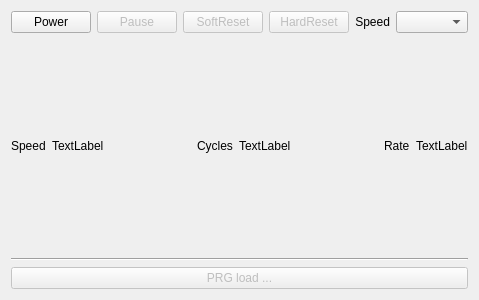
Old version of the form Gui/Emulator/EmulatorControlWidget.ui in the repository mzsoftsoftware/C64Foundry.
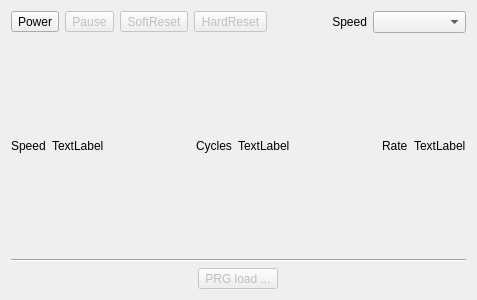
New version of the form. Icons and pictures are not drawn.

What changed in the file:
```diff
--- a/Gui/Emulator/EmulatorControlWidget.ui
+++ b/Gui/Emulator/EmulatorControlWidget.ui
@@ -6,7 +6,7 @@
    <rect>
     <x>0</x>
     <y>0</y>
-    <width>400</width>
+    <width>477</width>
     <height>300</height>
    </rect>
   </property>
@@ -17,7 +17,7 @@
    <item>
     <layout class="QHBoxLayout" name="horizontalLayout">
      <item>
-      <widget class="QPushButton" name="pushButton_Power">
+      <widget class="QToolButton" name="toolButton_Power">
        <property name="text">
         <string>Power</string>
        </property>
@@ -27,7 +27,7 @@
       </widget>
      </item>
      <item>
-      <widget class="QPushButton" name="pushButton_Pause">
+      <widget class="QToolButton" name="toolButton_Pause">
        <property name="enabled">
         <bool>false</bool>
        </property>
@@ -40,7 +40,7 @@
       </widget>
      </item>
      <item>
-      <widget class="QPushButton" name="pushButton_SoftReset">
+      <widget class="QToolButton" name="toolButton_SoftReset">
        <property name="enabled">
         <bool>false</bool>
        </property>
@@ -50,7 +50,7 @@
       </widget>
      </item>
      <item>
-      <widget class="QPushButton" name="pushButton_HardReset">
+      <widget class="QToolButton" name="toolButton_HardReset">
        <property name="enabled">
         <bool>false</bool>
        </property>
@@ -156,7 +156,7 @@
    <item>
     <layout class="QHBoxLayout" name="horizontalLayout_3">
      <item>
-      <widget class="QPushButton" name="pushButton_LoadPRG">
+      <widget class="QToolButton" name="toolButton_LoadPRG">
        <property name="enabled">
         <bool>false</bool>
        </property>
```
Left out of the diff: 9 changed lines with no effect on the pictures.
